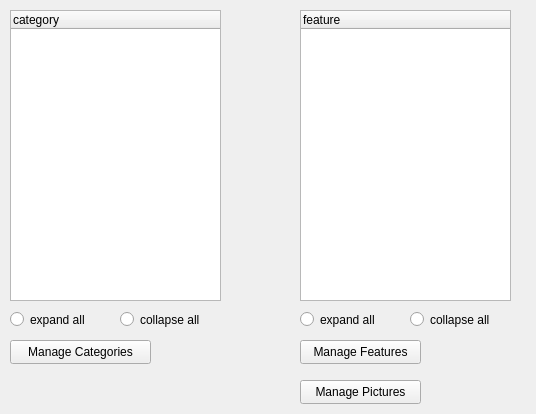
This is qt/apps/configurator/forms/init.ui in Wolframe/qtClient as Qt 5 draws it before an edit. The edited form follows.
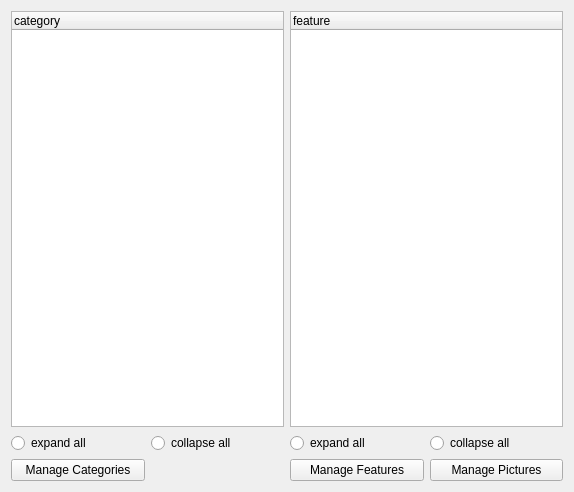
This is the edited form.

Patch:
```diff
--- a/qt/apps/configurator/forms/init.ui
+++ b/qt/apps/configurator/forms/init.ui
@@ -6,22 +6,32 @@
    <rect>
     <x>0</x>
     <y>0</y>
-    <width>536</width>
-    <height>414</height>
+    <width>574</width>
+    <height>492</height>
    </rect>
   </property>
   <property name="windowTitle">
    <string>Form</string>
   </property>
+  <layout class="QGridLayout" name="gridLayout">
+   <item row="2" column="3">
+    <widget class="QPushButton" name="managePictures">
+     <property name="text">
+      <string>Manage Pictures</string>
+     </property>
+     <property name="form" stdset="0">
+      <string notr="true">pictures</string>
+     </property>
+     <property name="global.featureState" stdset="0">
+      <string notr="true">{feature.state}</string>
+     </property>
+     <property name="global.categoryState" stdset="0">
+      <string notr="true">{category.state}</string>
+     </property>
+    </widget>
+   </item>
+   <item row="2" column="0">
   <widget class="QPushButton" name="form1">
-   <property name="geometry">
-    <rect>
-     <x>10</x>
-     <y>340</y>
-     <width>141</width>
-     <height>24</height>
-    </rect>
-   </property>
    <property name="text">
     <string>Manage Categories</string>
    </property>
@@ -35,37 +45,9 @@
     <string notr="true">{category.state}</string>
    </property>
   </widget>
-  <widget class="QPushButton" name="form1_2">
-   <property name="geometry">
-    <rect>
-     <x>300</x>
-     <y>340</y>
-     <width>121</width>
-     <height>24</height>
-    </rect>
-   </property>
-   <property name="text">
-    <string>Manage Features</string>
-   </property>
-   <property name="form" stdset="0">
-    <string notr="true">features</string>
-   </property>
-   <property name="global.featureState" stdset="0">
-    <string notr="true">{feature.state}</string>
-   </property>
-   <property name="global.categoryState" stdset="0">
-    <string notr="true">{category.state}</string>
-   </property>
-  </widget>
+   </item>
+   <item row="0" column="0" colspan="2">
   <widget class="QTreeWidget" name="category">
-   <property name="geometry">
-    <rect>
-     <x>10</x>
-     <y>10</y>
-     <width>211</width>
-     <height>291</height>
-    </rect>
-   </property>
    <property name="itemsExpandable">
     <bool>true</bool>
    </property>
@@ -84,15 +66,9 @@
     </property>
    </column>
   </widget>
+   </item>
+   <item row="0" column="2" colspan="2">
   <widget class="QTreeWidget" name="feature">
-   <property name="geometry">
-    <rect>
-     <x>300</x>
-     <y>10</y>
-     <width>211</width>
-     <height>291</height>
-    </rect>
-   </property>
    <property name="itemsExpandable">
     <bool>true</bool>
    </property>
@@ -111,80 +87,52 @@
     </property>
    </column>
   </widget>
-  <widget class="QRadioButton" name="radioButton_2">
-   <property name="geometry">
-    <rect>
-     <x>410</x>
-     <y>310</y>
-     <width>100</width>
-     <height>19</height>
-    </rect>
-   </property>
+   </item>
+   <item row="1" column="0">
+    <widget class="QRadioButton" name="radioButton_4">
    <property name="text">
-    <string>collapse all</string>
-   </property>
-  </widget>
+      <string>expand all</string>
+     </property>
+    </widget>
+   </item>
+   <item row="1" column="2">
   <widget class="QRadioButton" name="radioButton">
-   <property name="geometry">
-    <rect>
-     <x>300</x>
-     <y>310</y>
-     <width>100</width>
-     <height>19</height>
-    </rect>
-   </property>
    <property name="text">
     <string>expand all</string>
    </property>
   </widget>
+   </item>
+   <item row="2" column="2">
+    <widget class="QPushButton" name="form1_2">
+     <property name="text">
+      <string>Manage Features</string>
+     </property>
+     <property name="form" stdset="0">
+      <string notr="true">features</string>
+     </property>
+     <property name="global.featureState" stdset="0">
+      <string notr="true">{feature.state}</string>
+     </property>
+     <property name="global.categoryState" stdset="0">
+      <string notr="true">{category.state}</string>
+     </property>
+    </widget>
+   </item>
+   <item row="1" column="3">
+    <widget class="QRadioButton" name="radioButton_2">
+     <property name="text">
+      <string>collapse all</string>
+     </property>
+    </widget>
+   </item>
+   <item row="1" column="1">
   <widget class="QRadioButton" name="radioButton_3">
-   <property name="geometry">
-    <rect>
-     <x>120</x>
-     <y>310</y>
-     <width>100</width>
-     <height>19</height>
-    </rect>
-   </property>
    <property name="text">
     <string>collapse all</string>
    </property>
   </widget>
-  <widget class="QRadioButton" name="radioButton_4">
-   <property name="geometry">
-    <rect>
-     <x>10</x>
-     <y>310</y>
-     <width>100</width>
-     <height>19</height>
-    </rect>
-   </property>
-   <property name="text">
-    <string>expand all</string>
-   </property>
-  </widget>
-  <widget class="QPushButton" name="managePictures">
-   <property name="geometry">
-    <rect>
-     <x>300</x>
-     <y>380</y>
-     <width>121</width>
-     <height>24</height>
-    </rect>
-   </property>
-   <property name="text">
-    <string>Manage Pictures</string>
-   </property>
-   <property name="form" stdset="0">
-    <string notr="true">pictures</string>
-   </property>
-   <property name="global.featureState" stdset="0">
-    <string notr="true">{feature.state}</string>
-   </property>
-   <property name="global.categoryState" stdset="0">
-    <string notr="true">{category.state}</string>
-   </property>
-  </widget>
+   </item>
+  </layout>
  </widget>
  <resources/>
  <connections>
```
Lines whose indentation alone changed are shown as unchanged.
